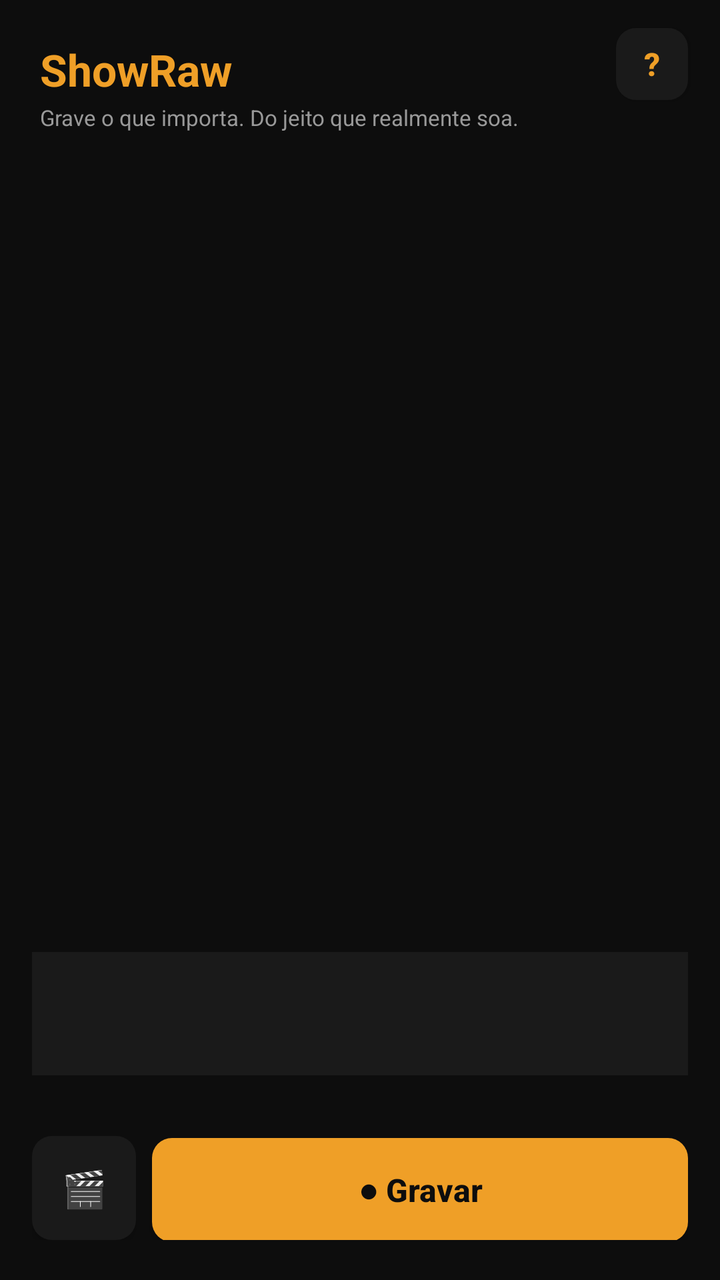
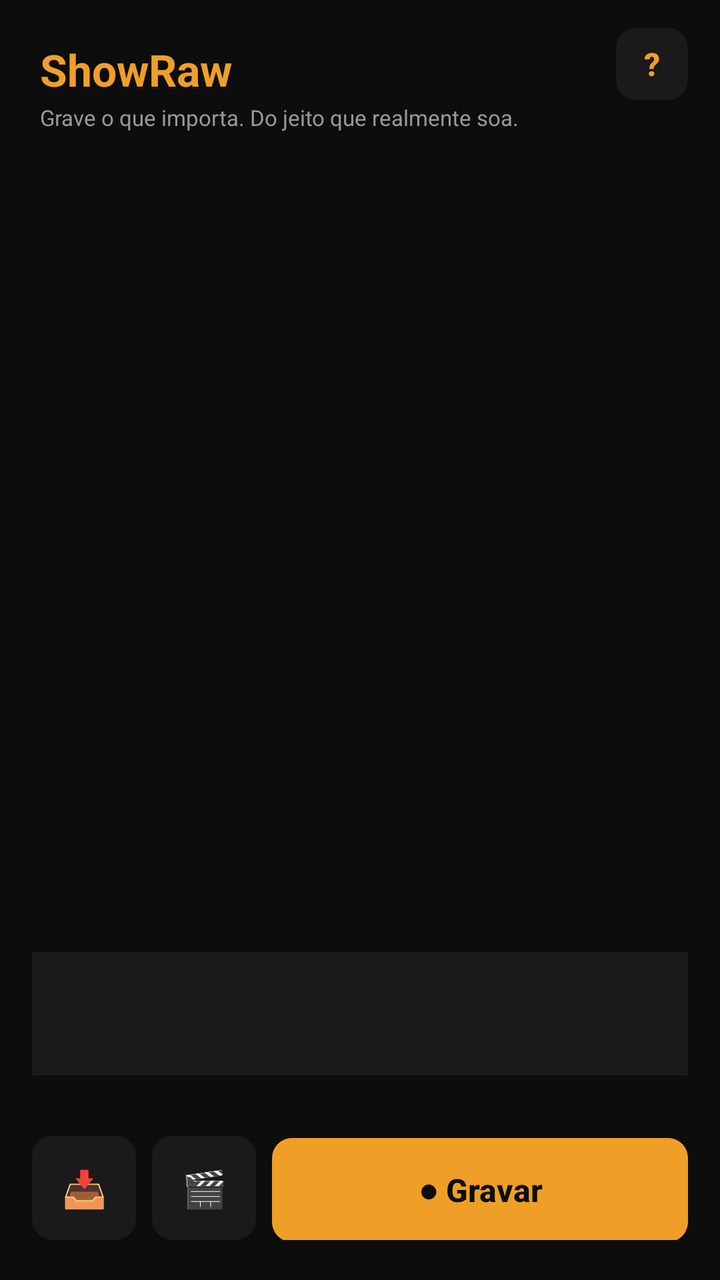

Compare the two renders of this Android layout. The source of the first and the diff that turns it into the second are given below.
<!-- AndroidManifest.xml: application theme Theme.ShowRaw -->
<!-- res/layout/fragment_presets.xml -->
<?xml version="1.0" encoding="utf-8"?>
<androidx.constraintlayout.widget.ConstraintLayout
    xmlns:android="http://schemas.android.com/apk/res/android"
    xmlns:app="http://schemas.android.com/apk/res-auto"
    android:layout_width="match_parent"
    android:layout_height="match_parent"
    android:background="@color/bg_main">

    <TextView
        android:id="@+id/tv_title"
        android:layout_width="wrap_content"
        android:layout_height="wrap_content"
        android:layout_marginTop="20dp"
        android:layout_marginStart="20dp"
        android:text="ShowRaw"
        android:textColor="@color/primary"
        android:textSize="22sp"
        android:textStyle="bold"
        app:layout_constraintTop_toTopOf="parent"
        app:layout_constraintStart_toStartOf="parent" />

    <Button
        android:id="@+id/btn_manual"
        android:layout_width="36dp"
        android:layout_height="36dp"
        android:layout_marginTop="14dp"
        android:layout_marginEnd="16dp"
        android:backgroundTint="@color/bg_card"
        android:text="?"
        android:textColor="@color/primary"
        android:textSize="16sp"
        android:textStyle="bold"
        android:padding="0dp"
        app:layout_constraintTop_toTopOf="parent"
        app:layout_constraintEnd_toEndOf="parent" />

    <TextView
        android:id="@+id/tv_slogan"
        android:layout_width="0dp"
        android:layout_height="wrap_content"
        android:layout_marginStart="20dp"
        android:layout_marginTop="2dp"
        android:layout_marginEnd="20dp"
        android:text="@string/slogan"
        android:textColor="@color/text_secondary"
        android:textSize="11sp"
        app:layout_constraintTop_toBottomOf="@id/tv_title"
        app:layout_constraintStart_toStartOf="parent"
        app:layout_constraintEnd_toEndOf="parent" />

    <androidx.recyclerview.widget.RecyclerView
        android:id="@+id/rv_presets"
        android:layout_width="0dp"
        android:layout_height="0dp"
        android:layout_marginTop="12dp"
        android:layout_marginHorizontal="12dp"
        android:clipToPadding="false"
        android:paddingBottom="8dp"
        app:layout_constraintTop_toBottomOf="@id/tv_slogan"
        app:layout_constraintStart_toStartOf="parent"
        app:layout_constraintEnd_toEndOf="parent"
        app:layout_constraintBottom_toTopOf="@id/summary_card" />

    <LinearLayout
        android:id="@+id/summary_card"
        android:layout_width="0dp"
        android:layout_height="wrap_content"
        android:layout_marginHorizontal="16dp"
        android:layout_marginBottom="6dp"
        android:background="@color/bg_card"
        android:orientation="vertical"
        android:padding="14dp"
        app:layout_constraintBottom_toTopOf="@id/tv_storage"
        app:layout_constraintStart_toStartOf="parent"
        app:layout_constraintEnd_toEndOf="parent">

        <LinearLayout
            android:layout_width="match_parent"
            android:layout_height="wrap_content"
            android:orientation="horizontal"
            android:gravity="center_vertical">

            <TextView
                android:id="@+id/tv_summary_emoji"
                android:layout_width="wrap_content"
                android:layout_height="wrap_content"
                android:textSize="24sp" />

            <LinearLayout
                android:layout_width="0dp"
                android:layout_height="wrap_content"
                android:layout_weight="1"
                android:layout_marginStart="10dp"
                android:orientation="vertical">

                <TextView
                    android:id="@+id/tv_summary_name"
                    android:layout_width="wrap_content"
                    android:layout_height="wrap_content"
                    android:textColor="@color/white"
                    android:textSize="14sp"
                    android:textStyle="bold" />

                <TextView
                    android:id="@+id/tv_summary_desc"
                    android:layout_width="wrap_content"
                    android:layout_height="wrap_content"
                    android:textColor="@color/text_secondary"
                    android:textSize="11sp" />

            </LinearLayout>
        </LinearLayout>

        <TextView
            android:id="@+id/tv_summary_warning"
            android:layout_width="match_parent"
            android:layout_height="wrap_content"
            android:layout_marginTop="8dp"
            android:textColor="@color/primary_light"
            android:textSize="11sp"
            android:visibility="gone" />

    </LinearLayout>

    <TextView
        android:id="@+id/tv_storage"
        android:layout_width="wrap_content"
        android:layout_height="wrap_content"
        android:layout_marginBottom="8dp"
        android:textColor="@color/text_secondary"
        android:textSize="12sp"
        app:layout_constraintBottom_toTopOf="@id/bottom_buttons"
        app:layout_constraintStart_toStartOf="parent"
        app:layout_constraintEnd_toEndOf="parent" />

    <LinearLayout
        android:id="@+id/bottom_buttons"
        android:layout_width="0dp"
        android:layout_height="wrap_content"
        android:layout_marginHorizontal="16dp"
        android:layout_marginBottom="20dp"
        android:orientation="horizontal"
        app:layout_constraintBottom_toBottomOf="parent"
        app:layout_constraintStart_toStartOf="parent"
        app:layout_constraintEnd_toEndOf="parent">

        <Button
            android:id="@+id/btn_library"
            android:layout_width="52dp"
            android:layout_height="52dp"
            android:layout_marginEnd="8dp"
            android:backgroundTint="@color/bg_card"
            android:text="🎬"
            android:textSize="18sp" />

        <Button
            android:id="@+id/btn_record"
            android:layout_width="0dp"
            android:layout_height="52dp"
            android:layout_weight="1"
            android:backgroundTint="@color/primary"
            android:text="● Gravar"
            android:textColor="@color/bg_main"
            android:textSize="16sp"
            android:textStyle="bold" />

    </LinearLayout>

</androidx.constraintlayout.widget.ConstraintLayout>
<!-- resources referenced by this layout -->
<resources>
  <color name="bg_card">#1A1A1A</color>
  <color name="bg_main">#0D0D0D</color>
  <color name="primary">#EF9F27</color>
  <color name="primary_light">#FAC775</color>
  <color name="text_secondary">#999999</color>
  <color name="white">#FFFFFF</color>
  <string name="slogan">Grave o que importa. Do jeito que realmente soa.</string>
  <style name="Theme.ShowRaw" parent="Theme.AppCompat.NoActionBar">
          <item name="colorPrimary">@color/primary</item>
          <item name="colorPrimaryDark">@color/primary_dark</item>
          <item name="colorAccent">@color/primary</item>
          <item name="android:windowBackground">@color/bg_main</item>
          <item name="android:statusBarColor">@color/bg_main</item>
          <item name="android:navigationBarColor">@color/bg_main</item>
          <item name="android:textColorPrimary">@color/white</item>
          <item name="android:textColorSecondary">@color/text_secondary</item>
          <item name="buttonStyle">@style/Widget.ShowRaw.Button</item>
      </style>
  <color name="primary_dark">#854F0B</color>
  <style name="Widget.ShowRaw.Button" parent="Widget.AppCompat.Button">
          <item name="android:background">@drawable/bg_btn</item>
          <item name="android:textAllCaps">false</item>
      </style>
  <!-- drawable bg_btn (drawable) -->
  <?xml version="1.0" encoding="utf-8"?>
  <shape xmlns:android="http://schemas.android.com/apk/res/android">
      <corners android:radius="10dp" />
      <solid android:color="#FFFFFF" />
  </shape>
</resources>

<!-- the commit's change to res/layout/fragment_presets.xml (unified diff, before → after) -->
@@ -145,6 +145,15 @@
         app:layout_constraintEnd_toEndOf="parent">
 
         <Button
+            android:id="@+id/btn_import"
+            android:layout_width="52dp"
+            android:layout_height="52dp"
+            android:layout_marginEnd="8dp"
+            android:backgroundTint="@color/bg_card"
+            android:text="📥"
+            android:textSize="18sp" />
+
+        <Button
             android:id="@+id/btn_library"
             android:layout_width="52dp"
             android:layout_height="52dp"
